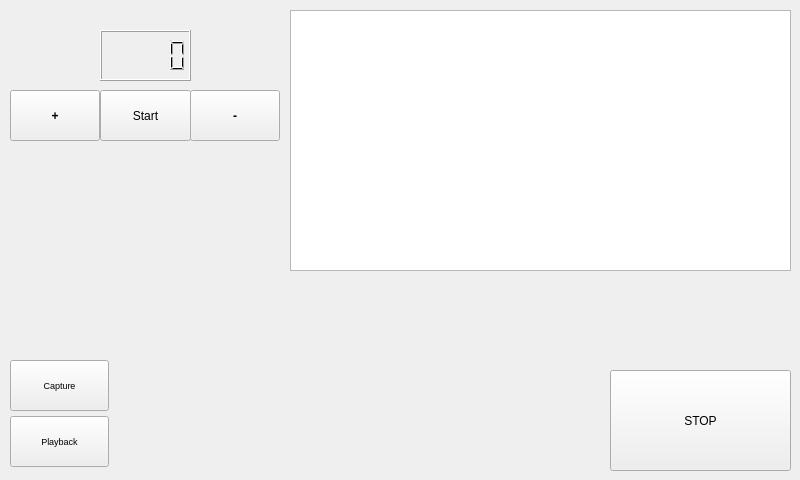
Old version of the form mainwindow.ui in the repository fredericabry/raspiloop.
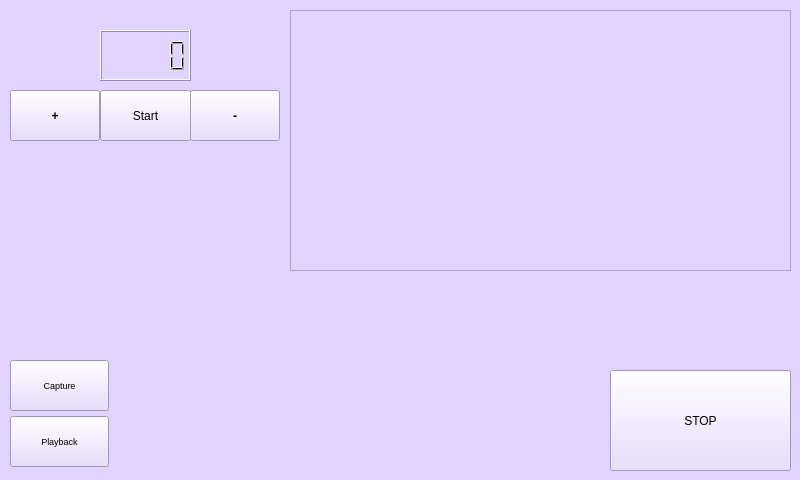
New version of the form.

Diff of the .ui file:
```diff
--- a/mainwindow.ui
+++ b/mainwindow.ui
@@ -25,6 +25,9 @@
   <property name="windowTitle">
    <string>MainWindow</string>
   </property>
+  <property name="styleSheet">
+   <string notr="true">background-color: rgb(224, 211, 255);</string>
+  </property>
   <widget class="QWidget" name="centralWidget">
    <widget class="QTextBrowser" name="loopList">
     <property name="geometry">
```
